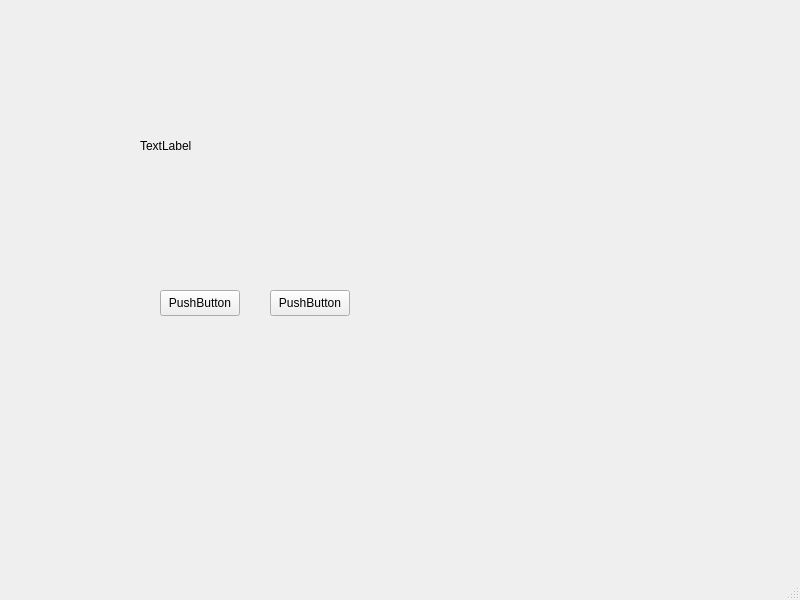
Qt form ui/mainwindow.ui (yujiongzhang/qt_cmake_demo) before a commit.
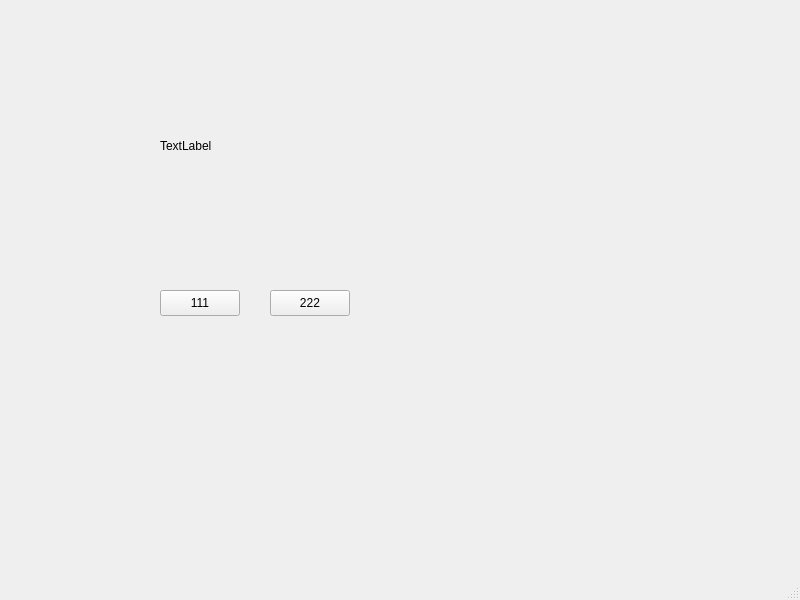
The same form after that commit.

Patch:
```diff
--- a/ui/mainwindow.ui
+++ b/ui/mainwindow.ui
@@ -24,7 +24,7 @@
      </rect>
     </property>
     <property name="text">
-     <string>PushButton</string>
+     <string>111</string>
     </property>
    </widget>
    <widget class="QPushButton" name="pushButton_2">
@@ -37,13 +37,13 @@
      </rect>
     </property>
     <property name="text">
-     <string>PushButton</string>
+     <string>222</string>
     </property>
    </widget>
    <widget class="QLabel" name="label">
     <property name="geometry">
      <rect>
-      <x>140</x>
+      <x>160</x>
       <y>60</y>
       <width>241</width>
       <height>171</height>
```
Left out of the diff: 2 changed lines with no effect on the pictures.
